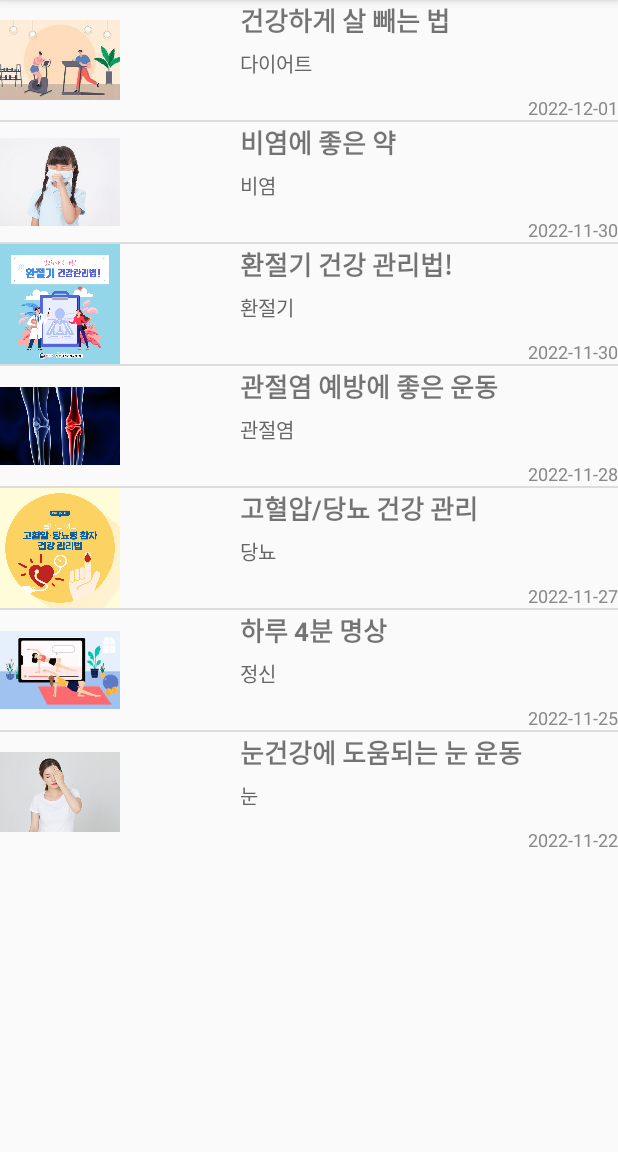
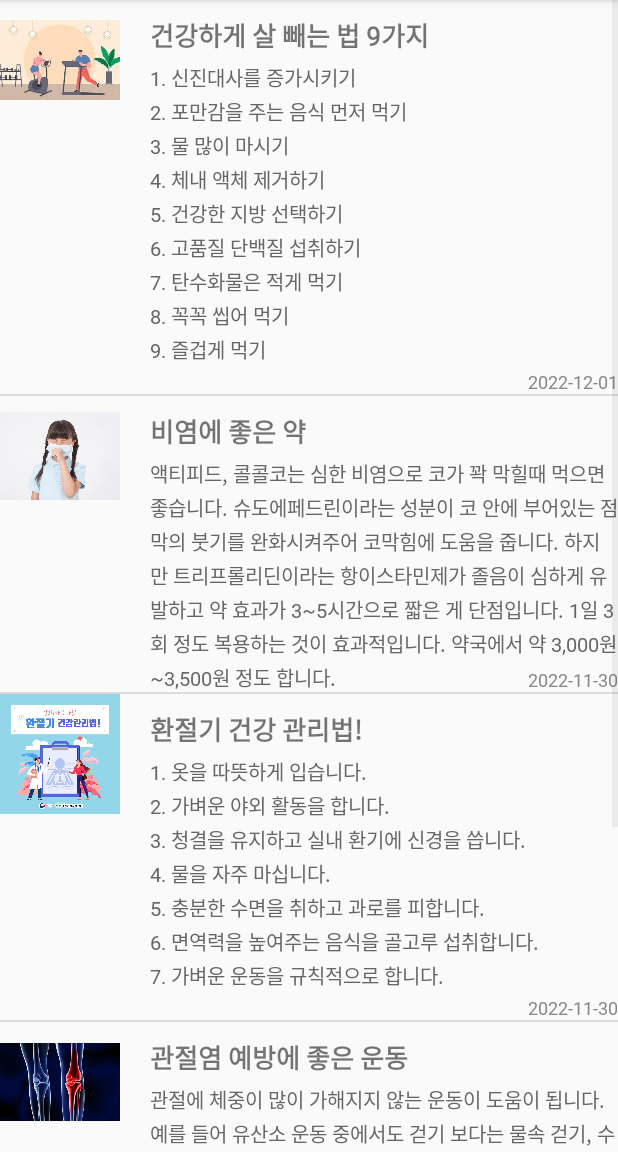
Before and after one commit to codusl100/What-Medicine-Is, an Android app: the HealthInfo screen opened directly, with no data from a screen before it, on a phone screen of 412 x 824 dp, the part 84-1236 px from its top. Run offline under Robolectric (Android 15) with nearby library versions, the phone set to English and light mode, and no system bars.

Commit message:
건강 정보 페이지

```diff
--- a/app/src/main/java/com/example/whatmedicineis/HealthInfo.java
+++ b/app/src/main/java/com/example/whatmedicineis/HealthInfo.java
@@ -18,13 +18,11 @@ public class HealthInfo extends AppCompatActivity {
 
     ListView list;
     String[] titles = {
-            "건강하게 살 빼는 법",
+            "건강하게 살 빼는 법 9가지",
             "비염에 좋은 약",
             "환절기 건강 관리법!                         ",
             "관절염 예방에 좋은 운동",
-            "고혈압/당뇨 건강 관리",
-            "하루 4분 명상",
-            "눈건강에 도움되는 눈 운동"
+            "당뇨 관리법"
     };
     Integer[] images = {
             R.drawable.photo1,
@@ -37,13 +35,32 @@ public class HealthInfo extends AppCompatActivity {
     };
 
     String[] topics = {
-            "다이어트",
-            "비염",
-            "환절기",
-            "관절염",
-            "당뇨",
-            "정신",
-            "눈"
+            "1. 신진대사를 증가시키기 \n" +
+                    "2. 포만감을 주는 음식 먼저 먹기 \n" +
+                    "3. 물 많이 마시기 \n" +
+                    "4. 체내 액체 제거하기 \n" +
+                    "5. 건강한 지방 선택하기 \n" +
+                    "6. 고품질 단백질 섭취하기 \n" +
+                    "7. 탄수화물은 적게 먹기 \n" +
+                    "8. 꼭꼭 씹어 먹기 \n" +
+                    "9. 즐겁게 먹기 \n",
+            "액티피드, 콜콜코는 심한 비염으로 코가 꽉 막힐때 먹으면 좋습니다. 슈도에페드린이라는 성분이 코 안에 부어있는 점막의 붓기를 완화시켜주어 코막힘에 도움을 줍니다. 하지만 트리프롤리딘이라는 항이스타민제가 졸음이 심하게 유발하고 약 효과가 3~5시간으로 짧은 게 단점입니다. 1일 3회 정도 복용하는 것이 효과적입니다. 약국에서 약 3,000원~3,500원 정도 합니다.",
+            "1. 옷을 따뜻하게 입습니다.\n" +
+                    "2. 가벼운 야외 활동을 합니다. \n" +
+                    "3. 청결을 유지하고 실내 환기에 신경을 씁니다. \n" +
+                    "4. 물을 자주 마십니다. \n" +
+                    "5. 충분한 수면을 취하고 과로를 피합니다. \n" +
+                    "6. 면역력을 높여주는 음식을 골고루 섭취합니다. \n" +
+                    "7. 가벼운 운동을 규칙적으로 합니다.\n",
+            "관절에 체중이 많이 가해지지 않는 운동이 도움이 됩니다. 예를 들어 유산소 운동 중에서도 걷기 보다는 물속 걷기, 수영, 실내자전거 타기, 서서 타는 자전거(이클립스 또는 싸이클런)등이 이에 해당 되겠습니다.\n",
+            "1. 적정 체중을 유지하라 \n" +
+                    "2. 혈당 수치를 자주 점검하라 \n" +
+                    "3. 혈당 조절에 좋은 식품이 있다 \n" +
+                    "4. 혈압도 잘 체크하라 \n" +
+                    "5. 꾸준히 운동하라 \n" +
+                    "6. 잠을 충분히 자라 \n" +
+                    "7. 스트레스를 줄여라 \n" +
+                    "8. 담배를 끊어라\n"
     };
 
     String[] dates = {
@@ -52,8 +69,6 @@ public class HealthInfo extends AppCompatActivity {
             "2022-11-30",
             "2022-11-28",
             "2022-11-27",
-            "2022-11-25",
-            "2022-11-22",
     };
 
 
--- a/app/src/main/res/layout/listitem.xml
+++ b/app/src/main/res/layout/listitem.xml
@@ -10,7 +10,7 @@
         android:layout_width="80dp"
         android:layout_height="80dp"
         android:layout_alignParentLeft="true"
-        android:layout_marginRight="80dp" />
+        android:layout_marginRight="20dp" />
 
     <TextView
         android:id="@+id/title"
@@ -18,6 +18,8 @@
         android:layout_height="wrap_content"
         android:layout_alignTop="@id/image"
         android:layout_toRightOf="@id/image"
+        android:fontFamily="@font/a3"
+        android:layout_marginTop="10dp"
         android:textSize="17dp"
         android:textStyle="bold" />
 
@@ -28,6 +30,8 @@
         android:layout_below="@id/title"
         android:layout_marginTop="5dp"
         android:layout_toRightOf="@id/image"
+        android:fontFamily="@font/a2"
+        android:lineSpacingExtra="3dp"
         android:textColor="#666666"
         android:textSize="13dp" />
 
@@ -37,6 +41,7 @@
         android:layout_height="wrap_content"
         android:layout_alignParentBottom="true"
         android:layout_alignParentRight="true"
+        android:fontFamily="@font/a1"
         android:textColor="#888888"
         android:textSize="12dip" />
 
--- a/app/src/main/res/layout/medicine_health.xml
+++ b/app/src/main/res/layout/medicine_health.xml
@@ -8,7 +8,6 @@
     <ListView
         android:id="@+id/list"
         android:layout_width="wrap_content"
-        android:layout_height="wrap_content" >
-    </ListView>
+        android:layout_height="wrap_content"></ListView>
 
 </RelativeLayout>
```
